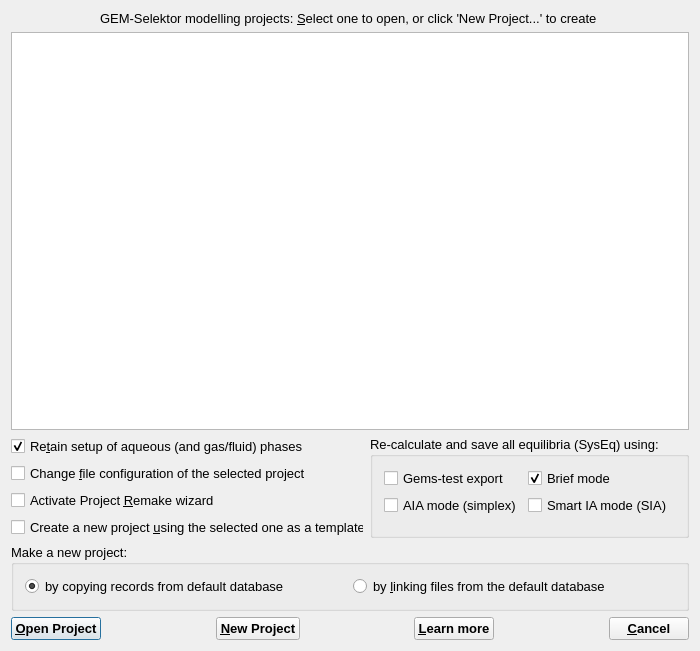
Above: GUI/Dialogs4/KeyProfile4.ui from gemshub/GEMSGUI before the change. Below: the same form after it.
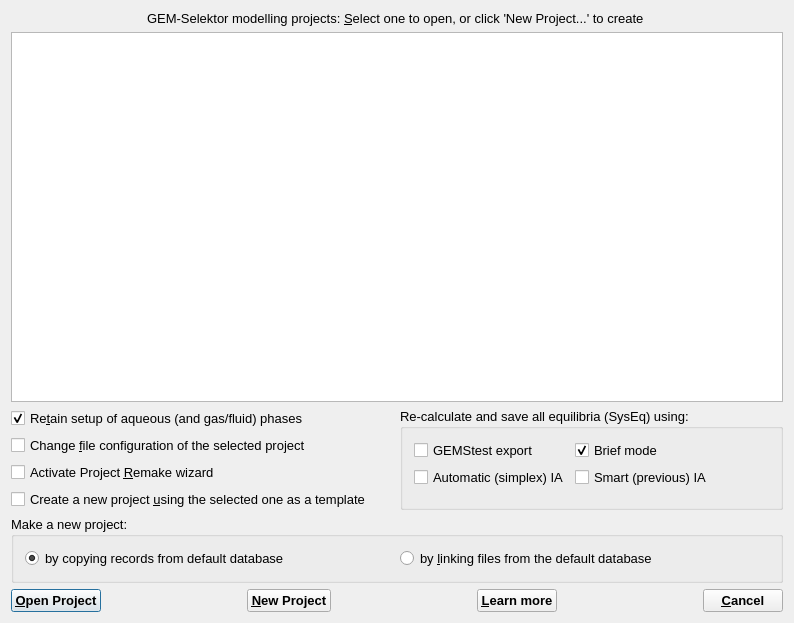
That is the form after the change.

The edit to the form file:
```diff
--- a/GUI/Dialogs4/KeyProfile4.ui
+++ b/GUI/Dialogs4/KeyProfile4.ui
@@ -10,8 +10,8 @@
    <rect>
     <x>0</x>
     <y>0</y>
-    <width>700</width>
-    <height>651</height>
+    <width>794</width>
+    <height>623</height>
    </rect>
   </property>
   <property name="minimumSize">
@@ -288,7 +288,7 @@
       <item row="0" column="0">
        <widget class="QCheckBox" name="checkGEMS3k">
         <property name="text">
-         <string>Gems-test export</string>
+         <string>GEMStest export</string>
         </property>
        </widget>
       </item>
@@ -305,14 +305,14 @@
       <item row="1" column="0">
        <widget class="QCheckBox" name="pRe_runIA">
         <property name="text">
-         <string>AIA mode (simplex)</string>
+         <string>Automatic (simplex) IA</string>
         </property>
        </widget>
       </item>
       <item row="1" column="1">
        <widget class="QCheckBox" name="pRe_runSmart">
         <property name="text">
-         <string>Smart IA mode (SIA)</string>
+         <string>Smart (previous) IA</string>
         </property>
        </widget>
       </item>
```
Left out of the diff: 118 changed lines with no effect on the pictures.
